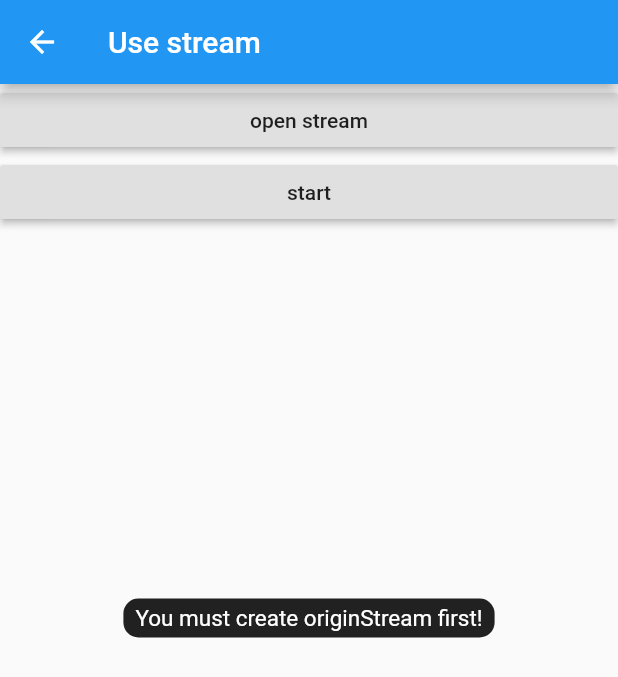
After one commit to fluttercandies/flutter_photo_manager, a Flutter app: the UserStreamPage screen opened directly, after a tap on "start", on a phone screen of 412 x 824 dp. The commit adds this screen. Shown: the top 677 px of the screen. Run offline on Flutter 3.47's test engine with Material 2 defaults, Android fonts, the phone set to English and light mode, and no system bars; drawn by our look-alikes of oktoast; our stand-ins replace video_player.

Commit message:
Update dart code and example for stream.

```diff
--- /dev/null
+++ b/example/lib/page/use_stream.dart
@@ -0,0 +1,95 @@
+import 'dart:io';
+
+import 'package:flutter/material.dart';
+import 'package:oktoast/oktoast.dart';
+import 'package:path_provider/path_provider.dart';
+import 'package:photo_manager/photo_manager.dart';
+
+class UserStreamPage extends StatefulWidget {
+  final AssetEntity asset;
+
+  const UserStreamPage({
+    Key key,
+    this.asset,
+  }) : super(key: key);
+
+  @override
+  _UserStreamPageState createState() => _UserStreamPageState();
+}
+
+class _UserStreamPageState extends State<UserStreamPage> {
+  AssetEntity get asset => widget.asset;
+  AssetOriginStream originStream;
+  File file;
+
+  @override
+  Widget build(BuildContext context) {
+    return Scaffold(
+      appBar: AppBar(
+        title: Text('Use stream'),
+      ),
+      body: ListView(
+        children: <Widget>[
+          RaisedButton(
+            child: Text('open stream'),
+            onPressed: openStream,
+          ),
+          RaisedButton(
+            child: Text('start'),
+            onPressed: start,
+          ),
+        ],
+      ),
+    );
+  }
+
+  void openStream() async {
+    if (originStream != null) {
+      showToast('The stream already create');
+      return;
+    }
+    originStream = await asset.originStream();
+  }
+
+  void start() async {
+    if (originStream == null) {
+      showToast('You must create originStream first!');
+      return;
+    }
+    if (originStream.running) {
+      showToast('The origin stream already running');
+      return;
+    }
+
+    final tmpDir = await getTemporaryDirectory();
+
+    final title = await asset.titleAsync;
+    file = File('${tmpDir.absolute.path}/$title');
+
+    if (file.existsSync()) {
+      file.deleteSync();
+    }
+
+    originStream.completionNotifier.addListener(onCompletion);
+
+    originStream.stream.listen((event) {
+      file.writeAsBytesSync(event, mode: FileMode.append, flush: true);
+      print('write ${event.length} bytes');
+    });
+
+    originStream.start();
+  }
+
+  @override
+  void dispose() {
+    file = null;
+    originStream?.release();
+    originStream = null;
+    super.dispose();
+  }
+
+  void onCompletion() {
+    print('The ${file.absolute.path} written onCompletion');
+    originStream.completionNotifier.removeListener(onCompletion);
+  }
+}
--- a/lib/photo_manager.dart
+++ b/lib/photo_manager.dart
@@ -17,6 +17,11 @@ export 'src/filter/filter_options.dart';
 export 'src/type.dart';
 
 part './src/manager.dart';
+
 part './src/entity.dart';
+
 part './src/notify.dart';
+
 part './src/editor.dart';
+
+part './src/asset_origin_stream.dart';
--- /dev/null
+++ b/lib/src/asset_origin_stream.dart
@@ -0,0 +1,65 @@
+part of '../photo_manager.dart';
+
+class AssetOriginStream {
+  MyNotifier completionNotifier = MyNotifier();
+
+  final MethodChannel _channel;
+
+  AssetEntity assetEntity;
+
+  StreamController<Uint8List> _controller = StreamController.broadcast();
+
+  Stream<Uint8List> get stream => _controller.stream;
+
+  var running = false;
+
+  AssetOriginStream.fromMap(Map map)
+      : _channel = MethodChannel(map['channelName']),
+        running = map['running'] {
+    _channel.setMethodCallHandler(this.onMethodCall);
+  }
+
+  Future onMethodCall(MethodCall call) async {
+    switch (call.method) {
+      case "onReceived":
+        Map map = call.arguments;
+        Uint8List data = map["data"];
+        _controller.add(data);
+        break;
+      case "happenError":
+        Map map = call.arguments;
+        var error = map["error"];
+        _controller.addError(error);
+        running = false;
+        break;
+      case "completion":
+        completionNotifier.notifyListeners();
+        running = false;
+        break;
+    }
+  }
+
+  Future<void> start() async {
+    await _channel.invokeMethod("start");
+    running = true;
+  }
+
+  Future<void> stop() async {
+    await _channel.invokeMethod("stop");
+    running = false;
+  }
+
+  /// When not in use, this method must be called to release the native object.
+  Future<void> release() async {
+    running = false;
+    await PhotoManager._releaseAssetStream(this);
+    _controller.close();
+  }
+}
+
+class MyNotifier extends ChangeNotifier {
+  @override
+  void notifyListeners() {
+    super.notifyListeners();
+  }
+}
--- a/lib/src/entity.dart
+++ b/lib/src/entity.dart
@@ -355,6 +355,10 @@ class AssetEntity {
     return PhotoManager.refreshAssetProperties(this);
   }
 
+  Future<AssetOriginStream> originStream() async{
+    return PhotoManager._createOriginStream(this);
+  }
+
   @override
   int get hashCode {
     return id.hashCode;
--- a/lib/src/manager.dart
+++ b/lib/src/manager.dart
@@ -284,4 +284,23 @@ class PhotoManager {
 
     return src;
   }
+
+  static Future<AssetOriginStream> _createOriginStream(
+      AssetEntity assetEntity) async {
+    assert(assetEntity != null && assetEntity.id != null);
+    final originStreamMap = await _plugin.getOriginStream(assetEntity.id);
+    if (originStreamMap == null || originStreamMap is! Map) {
+      return null;
+    }
+
+    return AssetOriginStream.fromMap(originStreamMap)
+      ..assetEntity = assetEntity;
+  }
+
+  static Future<void> _releaseAssetStream(AssetOriginStream stream) async {
+    assert(stream != null &&
+        stream.assetEntity != null &&
+        stream.assetEntity.id != null);
+    await _plugin.releaseStream(stream.assetEntity.id);
+  }
 }
```
Also changed, not shown: example/lib/page/image_list_page.dart (+18 -0 lines), lib/src/plugin.dart (+8 -0 lines), 2 other files.
